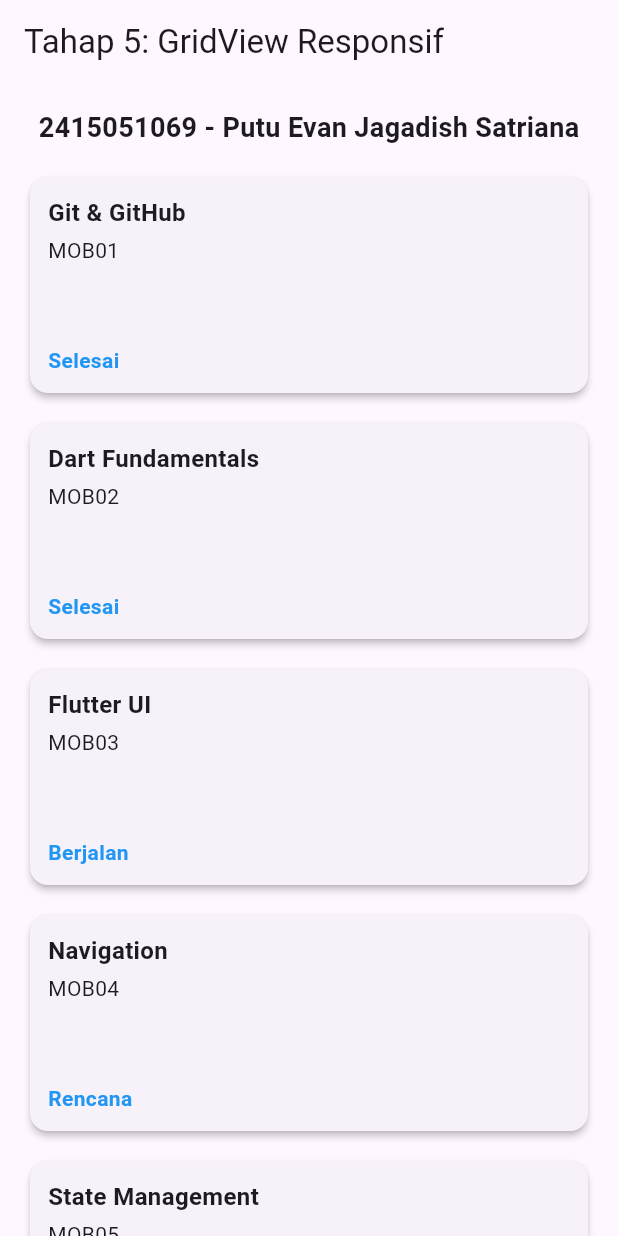
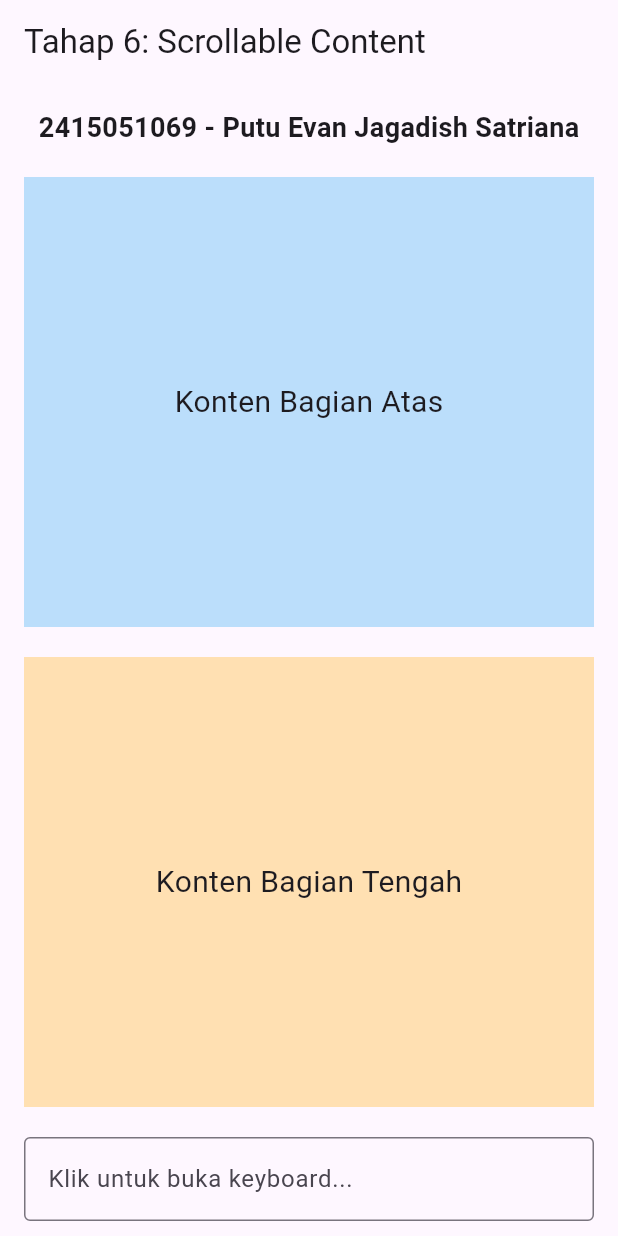
Before and after one commit to pannpanns/Course-Explorer, a Flutter app: the screen it shows after launch, on a phone screen of 412 x 824 dp. Run offline on Flutter 3.47's test engine with Material 3 defaults, Android fonts, the phone set to English and light mode, and no system bars.

Commit message:
Tahap 6: SingleChildScrollView dan keyboard

```diff
--- a/lib/main.dart
+++ b/lib/main.dart
@@ -14,86 +14,57 @@
   Widget build(BuildContext context) {
     return const MaterialApp(
       debugShowCheckedModeBanner: false,
-      home: GridViewPage(),
+      home: ScrollablePage(),
     );
   }
 }
 
-class GridViewPage extends StatelessWidget {
-  const GridViewPage({super.key});
-
-  int columnsFor(double width) {
-    if (width < 600) return 1;
-    if (width < 840) return 2;
-    return 3;
-  }
+class ScrollablePage extends StatelessWidget {
+  const ScrollablePage({super.key});
 
   @override
   Widget build(BuildContext context) {
-    final List<Map<String, dynamic>> courses = [
-      {"code": "MOB01", "title": "Git & GitHub", "status": "Selesai"},
-      {"code": "MOB02", "title": "Dart Fundamentals", "status": "Selesai"},
-      {"code": "MOB03", "title": "Flutter UI", "status": "Berjalan"},
-      {"code": "MOB04", "title": "Navigation", "status": "Rencana"},
-      {"code": "MOB05", "title": "State Management", "status": "Rencana"},
-      {"code": "MOB06", "title": "API & Database", "status": "Rencana"},
-    ];
-
     return Scaffold(
-      appBar: AppBar(title: const Text('Tahap 5: GridView Responsif')),
-      body: Column(
+      appBar: AppBar(title: const Text('Tahap 6: Scrollable Content')),
+      body: SingleChildScrollView(
+        padding: const EdgeInsets.all(16.0),
+        child: Column(
           children: [
-          const Padding(
-            padding: EdgeInsets.all(16.0),
-            child: Text(
+            const Text(
               '$studentId - $studentName',
               style: TextStyle(fontSize: 18, fontWeight: FontWeight.bold),
             ),
+            const SizedBox(height: 20),
+            Container(
+              height: 300,
+              color: Colors.blue[100],
+              alignment: Alignment.center,
+              child: const Text('Konten Bagian Atas', style: TextStyle(fontSize: 20)),
             ),
-          Expanded(
-            child: LayoutBuilder(
-              builder: (context, constraints) {
-                return GridView.builder(
-                  padding: const EdgeInsets.symmetric(horizontal: 16),
-                  gridDelegate: SliverGridDelegateWithFixedCrossAxisCount(
-                    crossAxisCount: columnsFor(constraints.maxWidth),
-                    crossAxisSpacing: 12,
-                    mainAxisSpacing: 12,
-                    childAspectRatio: 2.5,
+            const SizedBox(height: 20),
+            Container(
+              height: 300,
+              color: Colors.orange[100],
+              alignment: Alignment.center,
+              child: const Text('Konten Bagian Tengah', style: TextStyle(fontSize: 20)),
             ),
-                  itemCount: courses.length,
-                  itemBuilder: (context, index) {
-                    final course = courses[index];
-                    return Card(
-                      elevation: 2,
-                      child: Padding(
-                        padding: const EdgeInsets.all(12.0),
-                        child: Column(
-                          crossAxisAlignment: CrossAxisAlignment.start,
-                          mainAxisAlignment: MainAxisAlignment.center,
-                          children: [
-                            Text(
-                              course['title'],
-                              style: const TextStyle(fontWeight: FontWeight.bold, fontSize: 16),
+            const SizedBox(height: 20),
+            const TextField(
+              decoration: InputDecoration(
+                labelText: 'Klik untuk buka keyboard...',
+                border: OutlineInputBorder(),
               ),
-                            const SizedBox(height: 4),
-                            Text(course['code']),
-                            const Spacer(),
-                            Text(
-                              course['status'],
-                              style: const TextStyle(color: Colors.blue, fontWeight: FontWeight.bold),
+            ),
+            const SizedBox(height: 20),
+            Container(
+              height: 300,
+              color: Colors.green[100],
+              alignment: Alignment.center,
+              child: const Text('Konten Bagian Bawah', style: TextStyle(fontSize: 20)),
             ),
           ],
         ),
       ),
     );
-                  },
-                );
-              },
-            ),
-          ),
-        ],
-      ),
-    );
   }
 }
```
Lines whose indentation alone changed are shown as unchanged.
